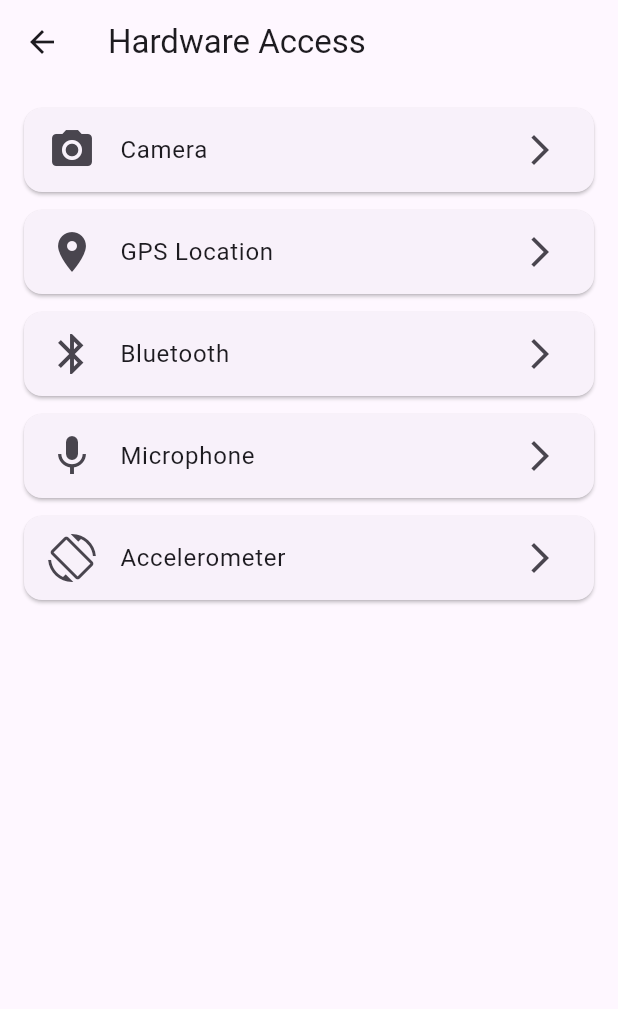
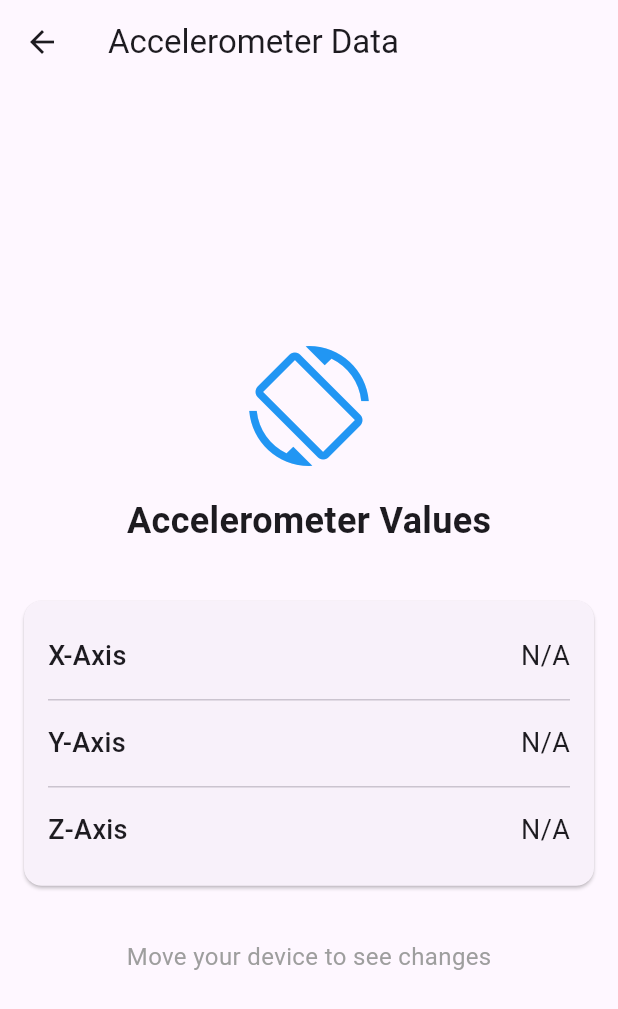
Before and after one commit to Atan0707/ICT602-Lab-Group, a Flutter app: the HardwarePage screen opened directly, after a tap on "Accelerometer", on a phone screen of 412 x 824 dp. Shown: the top 1009 px of the screen. Run offline on Flutter 3.47's test engine with Material 3 defaults, Android fonts, the phone set to English and light mode, and no system bars; our stand-ins replace camera, cloud_firestore, file_picker, firebase_auth, firebase_core, flutter_bluetooth_serial and 3 more; missing offline and left inert: qr_code_scanner_plus, record; accounts and stored records are empty.

Commit message:
add accelerometer

```diff
--- /dev/null
+++ b/lib/pages/accelerometer_page.dart
@@ -0,0 +1,103 @@
+import 'package:flutter/material.dart';
+import 'package:sensors_plus/sensors_plus.dart';
+import 'dart:async';
+
+class AccelerometerPage extends StatefulWidget {
+  const AccelerometerPage({super.key});
+
+  @override
+  State<AccelerometerPage> createState() => _AccelerometerPageState();
+}
+
+class _AccelerometerPageState extends State<AccelerometerPage> {
+  final _streamSubscriptions = <StreamSubscription<dynamic>>[];
+  AccelerometerEvent? _accelerometerEvent;
+
+  @override
+  void initState() {
+    super.initState();
+    _streamSubscriptions.add(
+      accelerometerEvents.listen(
+        (AccelerometerEvent event) {
+          setState(() {
+            _accelerometerEvent = event;
+          });
+        },
+      ),
+    );
+  }
+
+  @override
+  void dispose() {
+    for (final subscription in _streamSubscriptions) {
+      subscription.cancel();
+    }
+    super.dispose();
+  }
+
+  @override
+  Widget build(BuildContext context) {
+    return Scaffold(
+      appBar: AppBar(
+        title: const Text('Accelerometer Data'),
+      ),
+      body: Center(
+        child: Column(
+          mainAxisAlignment: MainAxisAlignment.center,
+          children: [
+            const Icon(
+              Icons.screen_rotation,
+              size: 80.0,
+              color: Colors.blue,
+            ),
+            const SizedBox(height: 20),
+            const Text(
+              'Accelerometer Values',
+              style: TextStyle(fontSize: 24, fontWeight: FontWeight.bold),
+            ),
+            const SizedBox(height: 20),
+            Card(
+              margin: const EdgeInsets.all(16.0),
+              child: Padding(
+                padding: const EdgeInsets.all(16.0),
+                child: Column(
+                  children: [
+                    _buildAccelerometerValue('X-Axis', _accelerometerEvent?.x),
+                    const Divider(),
+                    _buildAccelerometerValue('Y-Axis', _accelerometerEvent?.y),
+                    const Divider(),
+                    _buildAccelerometerValue('Z-Axis', _accelerometerEvent?.z),
+                  ],
+                ),
+              ),
+            ),
+            const SizedBox(height: 20),
+            const Text(
+              'Move your device to see changes',
+              style: TextStyle(fontSize: 16, color: Colors.grey),
+            ),
+          ],
+        ),
+      ),
+    );
+  }
+
+  Widget _buildAccelerometerValue(String axis, double? value) {
+    return Padding(
+      padding: const EdgeInsets.symmetric(vertical: 8.0),
+      child: Row(
+        mainAxisAlignment: MainAxisAlignment.spaceBetween,
+        children: [
+          Text(
+            axis,
+            style: const TextStyle(fontSize: 18, fontWeight: FontWeight.w500),
+          ),
+          Text(
+            value?.toStringAsFixed(2) ?? 'N/A',
+            style: const TextStyle(fontSize: 18),
+          ),
+        ],
+      ),
+    );
+  }
+}
--- a/lib/pages/hardware_page.dart
+++ b/lib/pages/hardware_page.dart
@@ -3,6 +3,7 @@ import 'camera_page.dart';
 import 'gps_page.dart';
 import 'bluetooth_page.dart';
 import 'microphone_page.dart';
+import 'accelerometer_page.dart';
 
 class HardwarePage extends StatefulWidget {
   const HardwarePage({super.key});
@@ -73,7 +74,12 @@ class _HardwarePageState extends State<HardwarePage> {
             icon: Icons.screen_rotation,
             title: 'Accelerometer',
             onTap: () {
-              // TODO: Implement accelerometer access
+              Navigator.push(
+                context,
+                MaterialPageRoute(
+                  builder: (context) => const AccelerometerPage(),
+                ),
+              );
             },
           ),
         ],
--- a/pubspec.yaml
+++ b/pubspec.yaml
@@ -48,6 +48,7 @@ dependencies:
   flutter_bluetooth_serial: ^0.4.0
   file_picker: ^9.0.0
   record: ^5.2.0
+  sensors_plus: ^6.1.1
 
 dev_dependencies:
   flutter_test:
```
Also changed, not shown: lib/pages/bluetooth_page.dart (+78 -1 lines), pubspec.lock, 6 other files.
